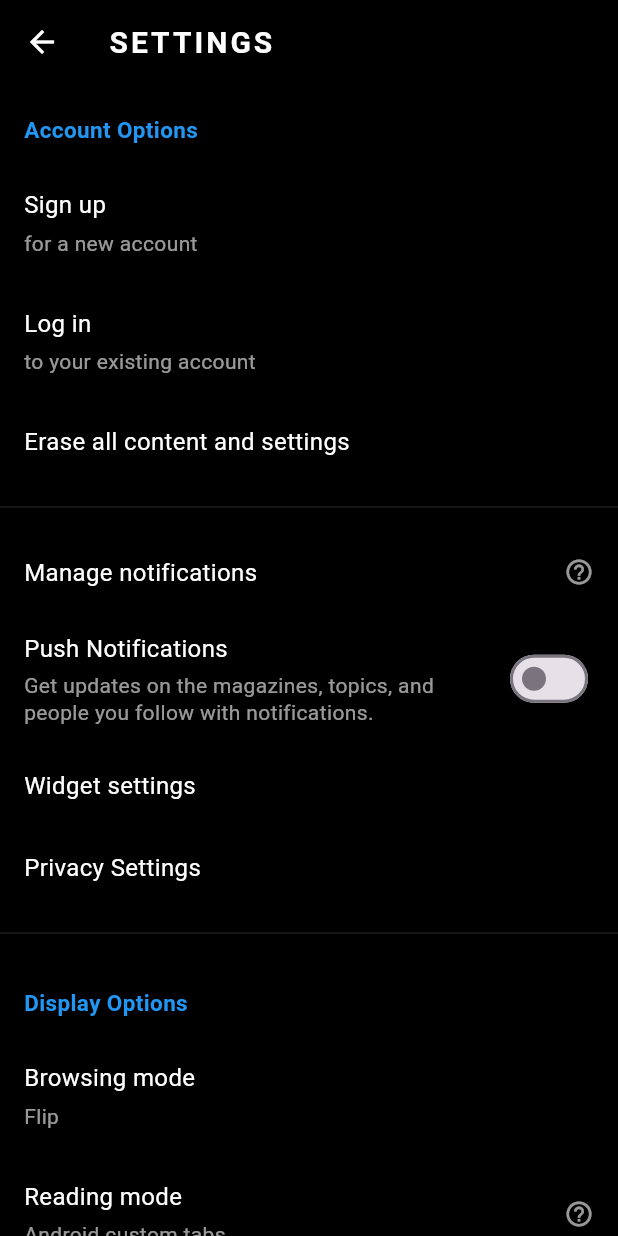
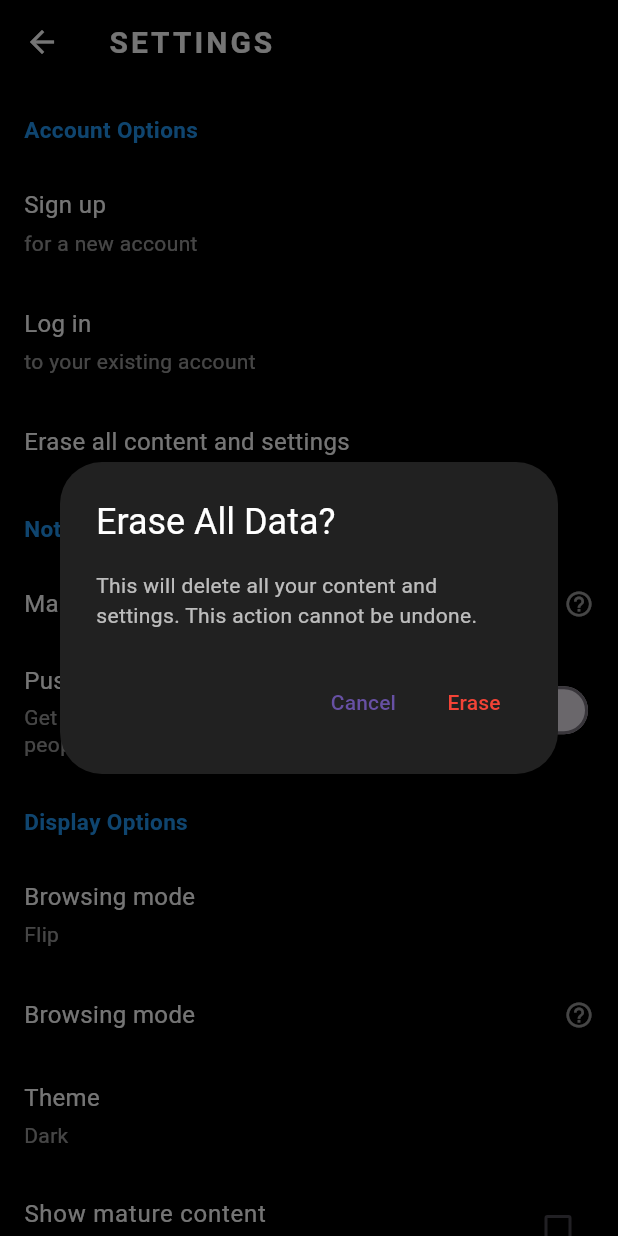
Before and after one commit to Yassin-Said/EpiFlipBoard, a Flutter app: the SettingsPage screen opened directly, after a tap on "Erase all content and settings", on a phone screen of 412 x 824 dp. Run offline on Flutter 3.47's test engine with Material 3 defaults, Android fonts, the phone set to English and light mode, and no system bars; our stand-ins replace device_preview, google_fonts.

Commit message:
[ADD] - Create some model, finish the front visual of settings

```diff
--- /dev/null
+++ b/front-end/lib/models/person.dart
@@ -0,0 +1,26 @@
+class Person {
+  final String name;
+  final String description;
+  final bool verified;
+  final String? avatarUrl;
+  bool isFollowing;
+
+  Person({
+    required this.name,
+    required this.description,
+    this.verified = false,
+    this.avatarUrl,
+    this.isFollowing = false,
+  });
+
+  // Factory pour créer depuis JSON (API)
+  factory Person.fromJson(Map<String, dynamic> json) {
+    return Person(
+      name: json['name'] ?? '',
+      description: json['description'] ?? '',
+      verified: json['verified'] ?? false,
+      avatarUrl: json['avatarUrl'],
+      isFollowing: json['isFollowing'] ?? false,
+    );
+  }
+}
--- /dev/null
+++ b/front-end/lib/models/setting_item.dart
@@ -0,0 +1,98 @@
+import 'package:flutter/material.dart';
+
+enum SettingType { simple, withSubtitle, withCheckbox, withIcon, withSwitch, header }
+
+class SettingItem {
+  final SettingType type;
+  final String title;
+  final String? subtitle;
+  final IconData? icon;
+  final VoidCallback? onTap;
+  final bool? switchValue;
+  final ValueChanged<bool>? onSwitchChanged;
+  final bool? checkboxValue;                 // ✅
+  final ValueChanged<bool>? onCheckboxChanged; // ✅
+
+  SettingItem({
+    required this.type,
+    required this.title,
+    this.subtitle,
+    this.icon,
+    this.onTap,
+    this.switchValue,
+    this.onSwitchChanged,
+    this.checkboxValue,
+    this.onCheckboxChanged,
+  });
+
+  // Constructeurs nommés pour faciliter la création
+  SettingItem.header(String title)
+      : type = SettingType.header,
+        title = title,
+        subtitle = null,
+        icon = null,
+        onTap = null,
+        switchValue = null,
+        onSwitchChanged = null,
+        checkboxValue = null,
+        onCheckboxChanged = null;
+
+  SettingItem.simple({
+    required String title,
+    String? subtitle,
+    required VoidCallback onTap,
+  })  : type = SettingType.simple,
+        title = title,
+        subtitle = subtitle,
+        icon = null,
+        onTap = onTap,
+        switchValue = null,
+        onSwitchChanged = null,
+        checkboxValue = null,
+        onCheckboxChanged = null;
+
+  SettingItem.withIcon({
+    required String title,
+    String? subtitle,
+    required IconData icon,
+    required VoidCallback onTap,
+  })  : type = SettingType.withIcon,
+        title = title,
+        subtitle = null,
+        icon = icon,
+        onTap = onTap,
+        switchValue = null,
+        onSwitchChanged = null,
+        checkboxValue = null,
+        onCheckboxChanged = null;
+
+  SettingItem.withSwitch({
+    required String title,
+    required String subtitle,
+    required bool value,
+    required ValueChanged<bool> onChanged,
+  })  : type = SettingType.withSwitch,
+        title = title,
+        subtitle = subtitle,
+        icon = null,
+        onTap = null,
+        switchValue = value,
+        onSwitchChanged = onChanged,
+        checkboxValue = null,
+        onCheckboxChanged = null;
+
+  SettingItem.withCheckbox({
+    required String title,
+    String? subtitle,
+    required bool value,
+    required ValueChanged<bool> onChanged,
+  })  : type = SettingType.withCheckbox,
+        title = title,
+        subtitle = subtitle,
+        icon = null,
+        onTap = null,
+        switchValue = null,
+        onSwitchChanged = null,
+        checkboxValue = value,
+        onCheckboxChanged = onChanged;
+}
--- a/front-end/lib/pages/profile/settings_page.dart
+++ b/front-end/lib/pages/profile/settings_page.dart
@@ -1,14 +1,221 @@
 import 'package:flutter/material.dart';
+import '../../models/setting_item.dart';
 
 class SettingsPage extends StatefulWidget {
-  const SettingsPage({super.key});
+  final List<SettingItem>? customSettings; // Optionnel, si null on utilise les paramètres par défaut
+
+  const SettingsPage({super.key, this.customSettings});
 
   @override
   State<SettingsPage> createState() => _SettingsPageState();
 }
 
 class _SettingsPageState extends State<SettingsPage> {
+  late List<SettingItem> _settings;
   bool pushNotifications = false;
+  bool showMatureContent = false;
+
+  @override
+  void initState() {
+    super.initState();
+    _settings = widget.customSettings ?? _getDefaultSettings();
+  }
+
+  // Paramètres par défaut
+  List<SettingItem> _getDefaultSettings() {
+    return [
+      SettingItem.header("Account Options"),
+      SettingItem.simple(
+        title: "Sign up",
+        subtitle: "for a new account",
+        onTap: () => print("Sign up"),
+      ),
+      SettingItem.simple(
+        title: "Log in",
+        subtitle: "to your existing account",
+        onTap: () => print("Log in"),
+      ),
+      SettingItem.simple(
+        title: "Erase all content and settings",
+        onTap: () => _showEraseDialog(),
+      ),
+
+      SettingItem.header("Notifications"),
+      SettingItem.withIcon(
+        title: "Manage notifications",
+        icon: Icons.help_outline,
+        onTap: () => print("Manage notifications"),
+      ),
+      SettingItem.withSwitch(
+        title: "Push Notifications",
+        subtitle: "Get updates on the magazines, topics, and people you follow with notifications.",
+        value: pushNotifications,
+        onChanged: _onPushNotificationChanged,
+      ),
+
+      SettingItem.header("Display Options"),
+      SettingItem.simple(
+        title: "Browsing mode",
+        subtitle: "Flip",
+        onTap: () => print("Browsing mode"),
+      ),
+      SettingItem.withIcon(
+        title: "Browsing mode",
+        subtitle: "Flip",
+        icon: Icons.help_outline,
+        onTap: () => print("Browsing mode"),
+      ),
+      SettingItem.simple(
+        title: "Theme",
+        subtitle: "Dark",
+        onTap: () => print("Theme"),
+      ),
+      SettingItem.withCheckbox(
+        title: "Show mature content",
+        subtitle: "May include sensitive or explicit content",
+        value: showMatureContent,
+        onChanged: _onMatureContentChanged,
+      ),
+
+      SettingItem.header("Content Options"),
+      SettingItem.simple(
+        title: "Muted sources",
+        subtitle: "No sources muted",
+        onTap: () => print("Muted sources"),
+      ),
+      SettingItem.simple(
+        title: "Blocked profiles",
+        onTap: () => print("Blocked profiles"),
+      ),
+      SettingItem.simple(
+        title: "Add local content",
+        onTap: () => print("Add local content"),
+      ),
+      SettingItem.withIcon(
+        title: "Regional editions",
+        subtitle: "Full use of mobile data",
+        icon: Icons.help_outline,
+        onTap: () => print("United States (English)"),
+      ),
+
+      SettingItem.header("Advanced"),
+      SettingItem.simple(
+        title: "Reduce data usage",
+        subtitle: "Full use of mobile data",
+        onTap: () => print("Reduce data usage"),
+      ),
+      SettingItem.withIcon(
+        title: "Content cache",
+        subtitle: "External, 128MB",
+        icon: Icons.help_outline,
+        onTap: () => print("Content cache"), // Handle cache
+      ),
+
+      SettingItem.header("About"),
+      SettingItem.simple(
+        title: "Help & Contact us",
+        onTap: () => print("Help & Contact us"),
+      ),
+      SettingItem.simple(
+        title: "About Flipboard",
+        subtitle: "Flipboard 4.3.40, 5506", // Version flip
+        onTap: () => print("About Flipboard"),
+      ),
+      SettingItem.simple(
+        title: "Privacy policy",
+        onTap: () => print("Privacy policy"),
+      ),
+    ];
+  }
+
+  void _showEraseDialog() {
+    showDialog(
+      context: context,
+      builder: (context) => AlertDialog(
+        backgroundColor: Colors.grey[900],
+        title: const Text("Erase All Data?", style: TextStyle(color: Colors.white)),
+        content: const Text(
+          "This will delete all your content and settings. This action cannot be undone.",
+          style: TextStyle(color: Colors.white70),
+        ),
+        actions: [
+          TextButton(
+            onPressed: () => Navigator.pop(context),
+            child: const Text("Cancel"),
+          ),
+          TextButton(
+            onPressed: () {
+              Navigator.pop(context);
+              print("Data erased!");
+            },
+            child: const Text("Erase", style: TextStyle(color: Colors.red)),
+          ),
+        ],
+      ),
+    );
+  }
+
+  // Méthode publique pour ajouter un paramètre dynamiquement
+  void addSetting(SettingItem item) {
+    setState(() {
+      _settings.add(item);
+    });
+  }
+
+  void _onPushNotificationChanged(bool val) {
+    setState(() {
+      pushNotifications = val;
+      _updateSetting(
+        title: "Push Notifications",
+        newValue: val,
+        type: SettingType.withSwitch,
+      );
+    });
+  }
+
+  void _onMatureContentChanged(bool val) {
+    setState(() {
+      showMatureContent = val;
+      _updateSetting(
+        title: "Show mature content",
+        newValue: val,
+        type: SettingType.withCheckbox,
+      );
+    });
+  }
+
+  void _updateSetting({
+  required String title,
+  required bool newValue,
+  required SettingType type,
+  }) {
+    final index = _settings.indexWhere(
+      (item) => item.title == title && item.type == type,
+    );
+
+    if (index == -1) return;
+
+    final oldItem = _settings[index];
+
+    if (type == SettingType.withSwitch) {
+      _settings[index] = SettingItem.withSwitch(
+        title: oldItem.title,
+        subtitle: oldItem.subtitle!,
+        value: newValue,
+        onChanged: oldItem.onSwitchChanged!,
+      );
+    }
+
+    if (type == SettingType.withCheckbox) {
+      _settings[index] = SettingItem.withCheckbox(
+        title: oldItem.title,
+        subtitle: oldItem.subtitle,
+        value: newValue,
+        onChanged: oldItem.onCheckboxChanged!,
+      );
+    }
+  }
+
 
   @override
   Widget build(BuildContext context) {
@@ -31,66 +238,53 @@ class _SettingsPageState extends State<SettingsPage> {
           ),
         ),
       ),
-      body: ListView(
-        children: [
-          _buildSectionHeader("Account Options"),
-          _buildSettingItem(
-            title: "Sign up",
-            subtitle: "for a new account",
-            onTap: () => print("Sign up"),
-          ),
-          _buildSettingItem(
-            title: "Log in",
-            subtitle: "to your existing account",
-            onTap: () => print("Log in"),
-          ),
-          _buildSettingItem(
-            title: "Erase all content and settings",
-            onTap: () => print("Erase"),
-          ),
-          const Divider(color: Colors.white12, height: 32),
-
-          _buildSettingItemWithIcon(
-            title: "Manage notifications",
-            icon: Icons.help_outline,
-            onTap: () => print("Manage notifications"),
-          ),
-          _buildSwitchItem(
-            title: "Push Notifications",
-            subtitle: "Get updates on the magazines, topics, and people you follow with notifications.",
-            value: pushNotifications,
-            onChanged: (val) => setState(() => pushNotifications = val),
-          ),
-          _buildSettingItem(
-            title: "Widget settings",
-            onTap: () => print("Widget settings"),
-          ),
-          _buildSettingItem(
-            title: "Privacy Settings",
-            onTap: () => print("Privacy Settings"),
-          ),
-
-          const Divider(color: Colors.white12, height: 32),
-
-          _buildSectionHeader("Display Options"),
-          _buildSettingItemWithSubtitle(
-            title: "Browsing mode",
-            subtitle: "Flip",
-            onTap: () => print("Browsing mode"),
-          ),
-          _buildSettingItemWithIconAndSubtitle(
-            title: "Reading mode",
-            subtitle: "Android custom tabs",
-            icon: Icons.help_outline,
-            onTap: () => print("Reading mode"),
-          ),
-          _buildSettingItem(
-            title: "Theme",
-            onTap: () => print("Theme"),
-          ),
-        ],
+      body: ListView.builder(
+        itemCount: _settings.length,
+        itemBuilder: (context, index) {
+          return _buildSettingWidget(_settings[index]);
+        },
       ),
     );
+  }
+
+  Widget _buildSettingWidget(SettingItem item) {
+    switch (item.type) {
+      case SettingType.header:
+        return _buildSectionHeader(item.title);
+
+      case SettingType.simple:
+        return _buildSettingItem(
+          title: item.title,
+          subtitle: item.subtitle,
+          onTap: item.onTap!,
+        );
+
+      case SettingType.withIcon:
+        return _buildSettingItemWithIcon(
+          title: item.title,
+          icon: item.icon!,
+          onTap: item.onTap!,
+        );
+
+      case SettingType.withSwitch:
+        return _buildSwitchItem(
+          title: item.title,
+          subtitle: item.subtitle!,
+          value: item.switchValue!,
+          onChanged: item.onSwitchChanged!,
+        );
+
+      case SettingType.withCheckbox:
+        return _buildCheckboxItem(
+          title: item.title,
+          subtitle: item.subtitle,
+          value: item.checkboxValue!,
+          onChanged: item.onCheckboxChanged!,
+        );
+
+      default:
+        return const SizedBox.shrink();
+    }
   }
 
   Widget _buildSectionHeader(String title) {
@@ -169,80 +363,6 @@ class _SettingsPageState extends State<SettingsPage> {
     );
   }
 
-  Widget _buildSettingItemWithSubtitle({
-    required String title,
-    required String subtitle,
-    required VoidCallback onTap,
-  }) {
-    return InkWell(
-      onTap: onTap,
-      child: Container(
-        padding: const EdgeInsets.symmetric(horizontal: 16, vertical: 16),
-        child: Column(
-          crossAxisAlignment: CrossAxisAlignment.start,
-          children: [
-            Text(
-              title,
-              style: const TextStyle(
-                color: Colors.white,
-                fontSize: 16,
-              ),
-            ),
-            const SizedBox(height: 4),
-            Text(
-              subtitle,
-              style: const TextStyle(
-                color: Colors.white60,
-                fontSize: 14,
-              ),
-            ),
-          ],
-        ),
-      ),
-    );
-  }
-
-  Widget _buildSettingItemWithIconAndSubtitle({
-    required String title,
-    required String subtitle,
-    required IconData icon,
-    required VoidCallback onTap,
-  }) {
-    return InkWell(
-      onTap: onTap,
-      child: Container(
-        padding: const EdgeInsets.symmetric(horizontal: 16, vertical: 16),
-        child: Row(
-          children: [
-            Expanded(
-              child: Column(
-                crossAxisAlignment: CrossAxisAlignment.start,
-                children: [
-                  Text(
-                    title,
-                    style: const TextStyle(
-                      color: Colors.white,
-                      fontSize: 16,
-                    ),
-                  ),
-                  const SizedBox(height: 4),
-                  Text(
-                    subtitle,
-                    style: const TextStyle(
-                      color: Colors.white60,
-                      fontSize: 14,
-                    ),
-                  ),
-                ],
-              ),
-            ),
-            Icon(icon, color: Colors.white60, size: 20),
-          ],
-        ),
-      ),
-    );
-  }
-
   Widget _buildSwitchItem({
     required String title,
     required String subtitle,
@@ -285,4 +405,40 @@ class _SettingsPageState extends State<SettingsPage> {
       ),
     );
   }
+
+  Widget _buildCheckboxItem({
+    required String title,
+    String? subtitle,
+    required bool value,
+    required ValueChanged<bool> onChanged,
+  }) {
+    return ListTile(
+      title: Text(
+        title,
+        style: const TextStyle(
+          color: Colors.white,
+          fontSize: 16,
+        ),
+      ),
+      subtitle: subtitle != null
+          ? Text(
+              subtitle,
+              style: const TextStyle(
+                color: Colors.white70,
+                fontSize: 13,
+              ),
+            )
+          : null,
+      trailing: Checkbox(
+        value: value,
+        onChanged: (val) {
+          if (val != null) {
+            onChanged(val);
+          }
+        },
+        activeColor: Colors.blue,
+      ),
+      contentPadding: const EdgeInsets.symmetric(horizontal: 16),
+    );
+  }
 }
```
Also changed, not shown: front-end/lib/pages/profile/find_people_page.dart (+108 -62 lines).
